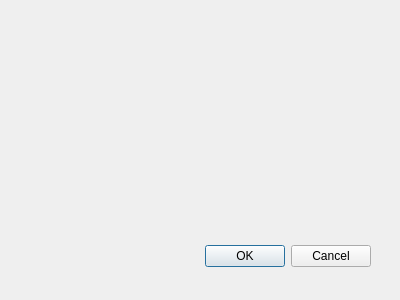
This is src/dlgcoverartfetcher.ui in cardinot/mixxx as Qt 5 draws it before an edit. The edited form follows.
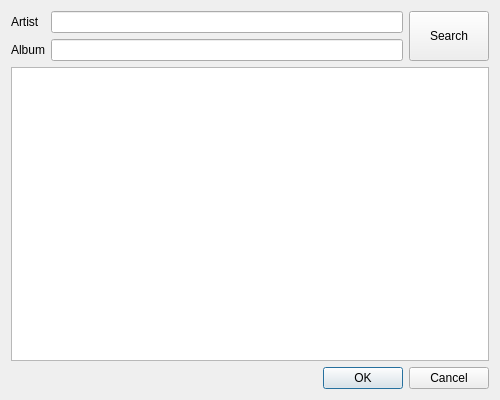
This is the edited form.

Patch:
```diff
--- a/src/dlgcoverartfetcher.ui
+++ b/src/dlgcoverartfetcher.ui
@@ -6,22 +6,56 @@
    <rect>
     <x>0</x>
     <y>0</y>
-    <width>400</width>
-    <height>300</height>
+    <width>500</width>
+    <height>400</height>
    </rect>
   </property>
   <property name="windowTitle">
    <string>Dialog</string>
   </property>
+  <layout class="QVBoxLayout" name="verticalLayout">
+   <item>
+    <layout class="QGridLayout" name="gridLayout" columnstretch="0,100,0">
+     <item row="0" column="1">
+      <widget class="QLineEdit" name="lineEdit"/>
+     </item>
+     <item row="1" column="1">
+      <widget class="QLineEdit" name="lineEdit_2"/>
+     </item>
+     <item row="0" column="0">
+      <widget class="QLabel" name="label">
+       <property name="text">
+        <string>Artist</string>
+       </property>
+      </widget>
+     </item>
+     <item row="1" column="0">
+      <widget class="QLabel" name="label_2">
+       <property name="text">
+        <string>Album</string>
+       </property>
+      </widget>
+     </item>
+     <item row="0" column="2" rowspan="2">
+      <widget class="QPushButton" name="pushButton">
+       <property name="sizePolicy">
+        <sizepolicy hsizetype="MinimumExpanding" vsizetype="MinimumExpanding">
+         <horstretch>0</horstretch>
+         <verstretch>0</verstretch>
+        </sizepolicy>
+       </property>
+       <property name="text">
+        <string>Search</string>
+       </property>
+      </widget>
+     </item>
+     <item row="2" column="0" colspan="3">
+      <widget class="QListView" name="listView"/>
+     </item>
+    </layout>
+   </item>
+   <item>
   <widget class="QDialogButtonBox" name="buttonBox">
-   <property name="geometry">
-    <rect>
-     <x>30</x>
-     <y>240</y>
-     <width>341</width>
-     <height>32</height>
-    </rect>
-   </property>
    <property name="orientation">
     <enum>Qt::Horizontal</enum>
    </property>
@@ -29,6 +63,8 @@
     <set>QDialogButtonBox::Cancel|QDialogButtonBox::Ok</set>
    </property>
   </widget>
+   </item>
+  </layout>
  </widget>
  <resources/>
  <connections>
```
Left out of the diff: 2 changed lines with no effect on the pictures. Lines whose indentation alone changed are shown as unchanged.
